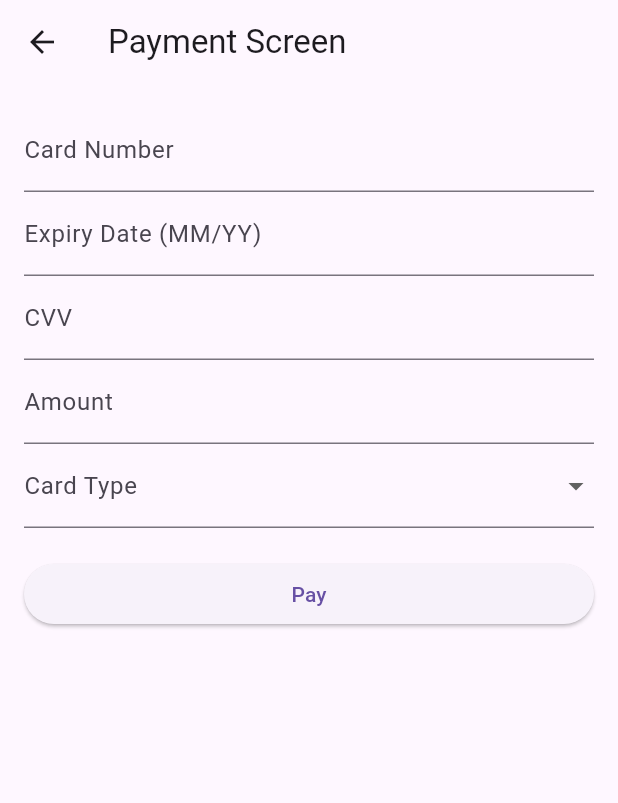
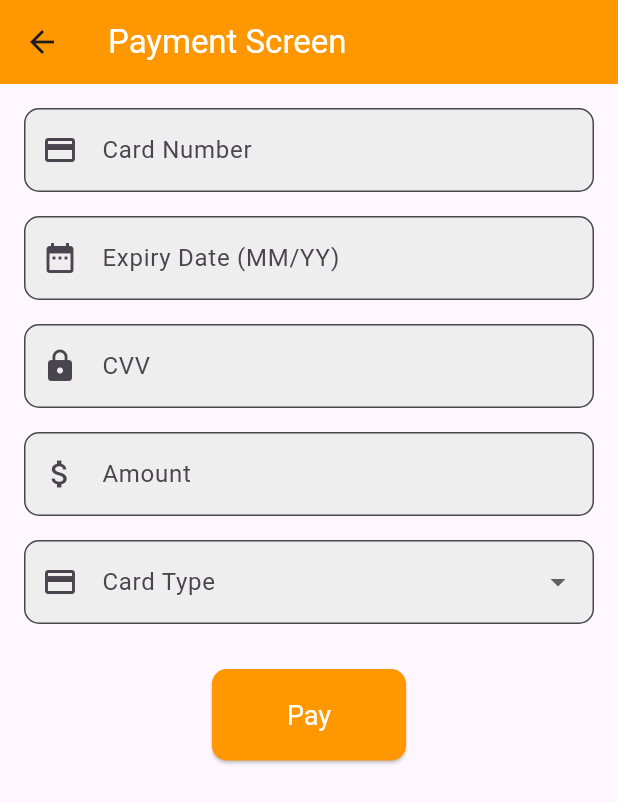
Before and after one commit to FabCode100/CashHub, a Flutter app: the PaymentScreen screen opened directly, on a phone screen of 412 x 824 dp. Shown: the top 803 px of the screen. Run offline on Flutter 3.47's test engine with Material 3 defaults, Android fonts, the phone set to English and light mode, and no system bars; missing offline and left inert: flutter_stripe_web.

Commit message:
Integração do front ao back flutter

```diff
--- a/FrontFlutter/cashhubflutter/cashflutter/lib/pages/payment_page.dart
+++ b/FrontFlutter/cashhubflutter/cashflutter/lib/pages/payment_page.dart
@@ -1,6 +1,11 @@
 import 'package:flutter/material.dart';
+import 'package:http/http.dart' as http;
+import 'dart:convert';
+import 'package:cashflutter/pages/success_page.dart';
 
 class PaymentScreen extends StatefulWidget {
+  const PaymentScreen({super.key});
+
   @override
   _PaymentScreenState createState() => _PaymentScreenState();
 }
@@ -13,21 +18,107 @@ class _PaymentScreenState extends State<PaymentScreen> {
   final TextEditingController _amountController = TextEditingController();
   String? _cardType;
 
+  Future<void> _processPayment() async {
+    const String apiUrl =
+        'http://localhost:8080/api/payments/process'; // Substitua pela sua URL de backend
+    final String token;
+    // Seleciona o token com base no tipo do cartão
+    switch (_cardType) {
+      case 'Visa':
+        token = 'tok_visa';
+        break;
+      case 'MasterCard':
+        token = 'tok_mastercard';
+        break;
+      case 'American Express':
+        token = 'tok_amex';
+        break;
+      default:
+        token = '';
+    }
+    final Map<String, dynamic> paymentData = {
+      'card_number': _cardNumberController.text,
+      'expiry_date': _expiryDateController.text,
+      'cvv': _cvvController.text,
+      'amount': _amountController.text,
+      'card_type': _cardType,
+      'token': token
+    };
+
+    try {
+    final String basicAuth = 'Basic ${base64Encode(utf8.encode('admin:adminpassword'))}';
+
+    final response = await http.post(
+      Uri.parse(apiUrl),
+      headers: {
+        'Content-Type': 'application/json',
+        'Authorization': basicAuth,
+      },
+      body: jsonEncode(paymentData),
+    );
+
+    print('Response status: ${response.statusCode}');
+    print('Response body: ${response.body}');
+
+    if (response.statusCode == 200) {
+      Navigator.push(
+        context,
+        MaterialPageRoute(builder: (context) => const SuccessScreen()),
+      );
+    } else {
+      _showDialog(context, 'Payment Failed', 'Server error: ${response.statusCode}\n${response.body}');
+    }
+  } catch (e) {
+    print('Error occurred: $e');
+    _showDialog(context, 'Payment Failed', 'An error occurred: $e');
+  }
+}
   @override
   Widget build(BuildContext context) {
     return Scaffold(
       appBar: AppBar(
-        title: const Text('Payment Screen'),
+        title: const Text(
+          'Payment Screen',
+          style: TextStyle(color: Colors.white),
         ),
-      body: Padding(
+        backgroundColor: Colors.orange,
+      ),
+      body: SingleChildScrollView(
         padding: const EdgeInsets.all(16.0),
         child: Form(
           key: _formKey,
-          child: ListView(
+          child: Column(
             children: <Widget>[
-              TextFormField(
+              _buildCardNumberField(),
+              const SizedBox(height: 16),
+              _buildExpiryDateField(),
+              const SizedBox(height: 16),
+              _buildCVVField(),
+              const SizedBox(height: 16),
+              _buildAmountField(),
+              const SizedBox(height: 16),
+              _buildCardTypeDropdown(),
+              const SizedBox(height: 30),
+              _buildPayButton(context),
+            ],
+          ),
+        ),
+      ),
+    );
+  }
+
+  Widget _buildCardNumberField() {
+    return TextFormField(
       controller: _cardNumberController,
-                decoration: const InputDecoration(labelText: 'Card Number'),
+      decoration: InputDecoration(
+        labelText: 'Card Number',
+        border: OutlineInputBorder(
+          borderRadius: BorderRadius.circular(10),
+        ),
+        prefixIcon: const Icon(Icons.credit_card),
+        filled: true,
+        fillColor: Colors.grey[200],
+      ),
       keyboardType: TextInputType.number,
       validator: (value) {
         if (value == null || value.isEmpty) {
@@ -38,10 +129,21 @@ class _PaymentScreenState extends State<PaymentScreen> {
         }
         return null;
       },
+    );
+  }
+
+  Widget _buildExpiryDateField() {
+    return TextFormField(
+      controller: _expiryDateController,
+      decoration: InputDecoration(
+        labelText: 'Expiry Date (MM/YY)',
+        border: OutlineInputBorder(
+          borderRadius: BorderRadius.circular(10),
         ),
-              TextFormField(
-                controller: _expiryDateController,
-                decoration: const InputDecoration(labelText: 'Expiry Date (MM/YY)'),
+        prefixIcon: const Icon(Icons.date_range),
+        filled: true,
+        fillColor: Colors.grey[200],
+      ),
       keyboardType: TextInputType.datetime,
       validator: (value) {
         if (value == null || value.isEmpty) {
@@ -52,10 +154,21 @@ class _PaymentScreenState extends State<PaymentScreen> {
         }
         return null;
       },
+    );
+  }
+
+  Widget _buildCVVField() {
+    return TextFormField(
+      controller: _cvvController,
+      decoration: InputDecoration(
+        labelText: 'CVV',
+        border: OutlineInputBorder(
+          borderRadius: BorderRadius.circular(10),
         ),
-              TextFormField(
-                controller: _cvvController,
-                decoration: const InputDecoration(labelText: 'CVV'),
+        prefixIcon: const Icon(Icons.lock),
+        filled: true,
+        fillColor: Colors.grey[200],
+      ),
       keyboardType: TextInputType.number,
       obscureText: true,
       validator: (value) {
@@ -67,10 +180,21 @@ class _PaymentScreenState extends State<PaymentScreen> {
         }
         return null;
       },
+    );
+  }
+
+  Widget _buildAmountField() {
+    return TextFormField(
+      controller: _amountController,
+      decoration: InputDecoration(
+        labelText: 'Amount',
+        border: OutlineInputBorder(
+          borderRadius: BorderRadius.circular(10),
         ),
-              TextFormField(
-                controller: _amountController,
-                decoration: const InputDecoration(labelText: 'Amount'),
+        prefixIcon: const Icon(Icons.attach_money),
+        filled: true,
+        fillColor: Colors.grey[200],
+      ),
       keyboardType: TextInputType.number,
       validator: (value) {
         if (value == null || value.isEmpty) {
@@ -81,14 +205,25 @@ class _PaymentScreenState extends State<PaymentScreen> {
         }
         return null;
       },
+    );
+  }
+
+  Widget _buildCardTypeDropdown() {
+    return DropdownButtonFormField<String>(
+      value: _cardType,
+      decoration: InputDecoration(
+        labelText: 'Card Type',
+        border: OutlineInputBorder(
+          borderRadius: BorderRadius.circular(10),
         ),
-              DropdownButtonFormField<String>(
-                value: _cardType,
-                decoration: const InputDecoration(labelText: 'Card Type'),
+        prefixIcon: const Icon(Icons.credit_card),
+        filled: true,
+        fillColor: Colors.grey[200],
+      ),
       items: ['Visa', 'MasterCard', 'American Express']
           .map((label) => DropdownMenuItem(
+                value: label,
                 child: Text(label),
-                          value: label,
               ))
           .toList(),
       onChanged: (value) {
@@ -102,20 +237,28 @@ class _PaymentScreenState extends State<PaymentScreen> {
         }
         return null;
       },
-              ),
-              const SizedBox(height: 20),
-              ElevatedButton(
+    );
+  }
+
+  Widget _buildPayButton(BuildContext context) {
+    return ElevatedButton(
       onPressed: () {
         if (_formKey.currentState!.validate()) {
-                    // Process payment
-                    _showDialog(context, 'Payment Successful', 'Your payment has been processed.');
+          _processPayment();
         }
       },
-                child: const Text('Pay'),
-              ),
-            ],
+      style: ElevatedButton.styleFrom(
+        backgroundColor: Colors.orange,
+        padding: const EdgeInsets.symmetric(horizontal: 50, vertical: 20),
+        textStyle: const TextStyle(fontSize: 18),
+        shape: RoundedRectangleBorder(
+          borderRadius: BorderRadius.circular(10),
         ),
       ),
+      child: const Text(
+        'Pay',
+        style:
+            TextStyle(color: Colors.white), // Define a cor do texto como branco
       ),
     );
   }
--- a/FrontFlutter/cashhubflutter/cashflutter/pubspec.yaml
+++ b/FrontFlutter/cashhubflutter/cashflutter/pubspec.yaml
@@ -10,6 +10,7 @@ dependencies:
   flutter:
     sdk: flutter
   flutter_stripe: ^10.2.0
+  flutter_stripe_web: ^5.2.0
   http: ^1.2.1
 
 dev_dependencies:
```
Also changed, not shown: FrontFlutter/cashhubflutter/cashflutter/lib/main.dart (+3 -4 lines), FrontFlutter/cashhubflutter/cashflutter/lib/pages/login_page.dart (+62 -14 lines), FrontFlutter/cashhubflutter/cashflutter/lib/pages/success_page.dart (added, +60 -0 lines), FrontFlutter/cashhubflutter/cashflutter/pubspec.lock, 1 other file. Lines whose indentation alone changed are shown as unchanged.
